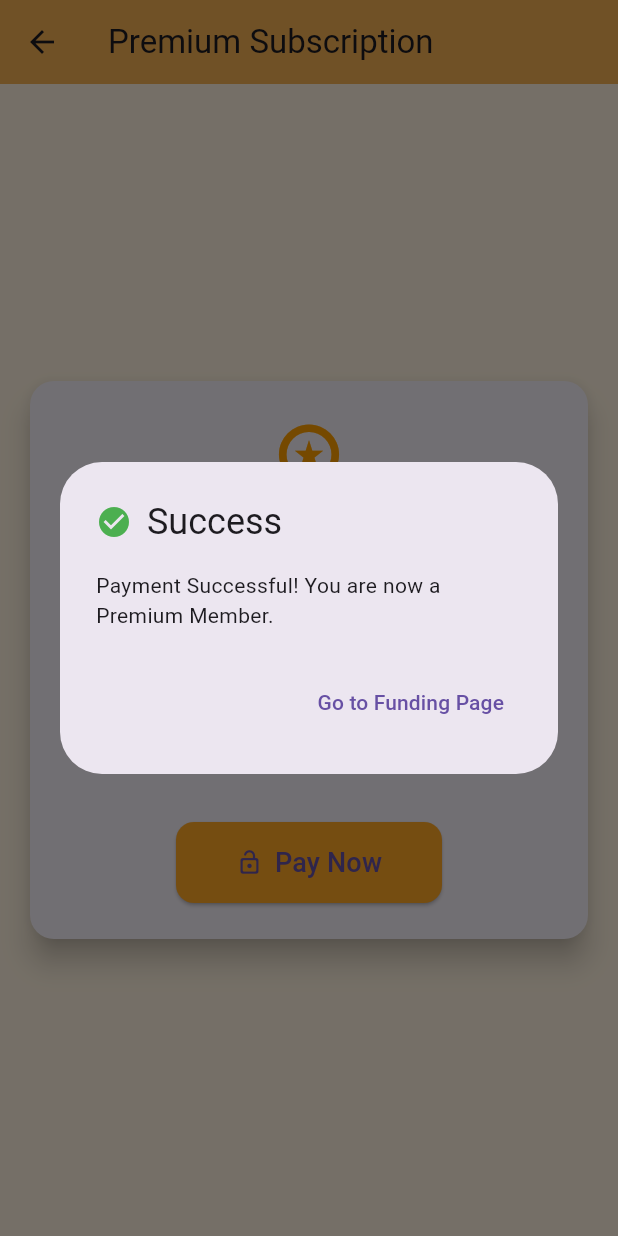
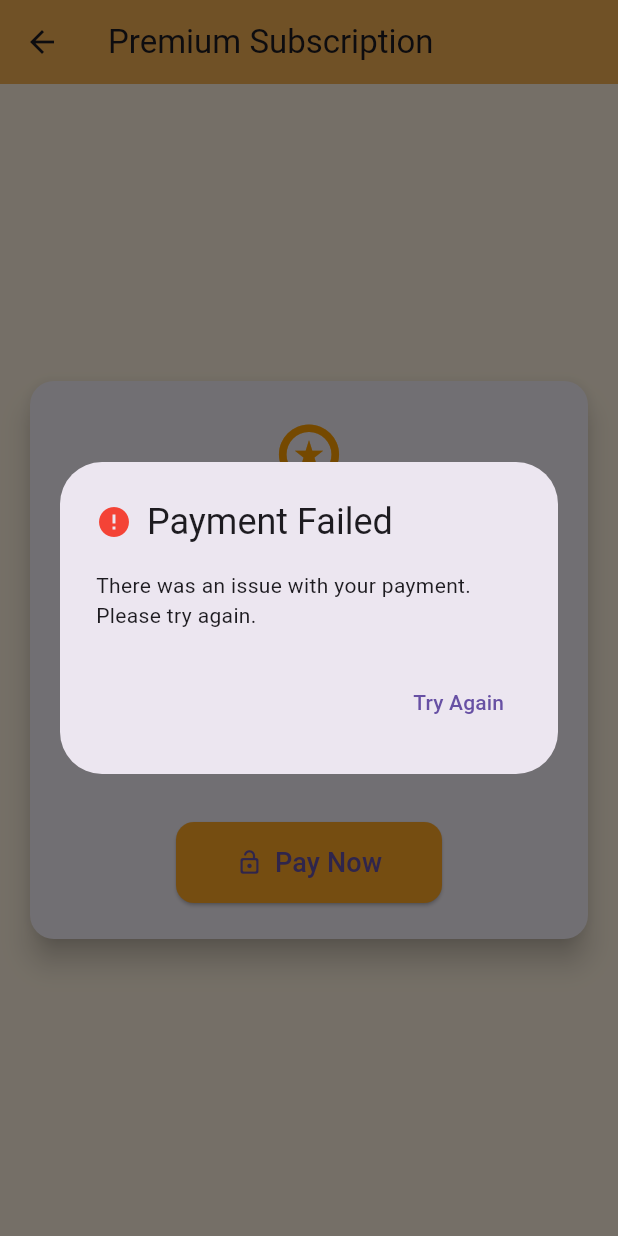
Before and after one commit to Kabir4874/Edulink_Hub_Flutter_App, a Flutter app: the SubscriptionPaymentPage screen opened by its route, after a tap on "Pay Now", on a phone screen of 412 x 824 dp. Run offline on Flutter 3.47's test engine with Material 3 defaults, Android fonts, the phone set to English and light mode, and no system bars; our stand-ins replace image_picker, intl_phone_field, shared_preferences; missing offline and left inert: flutter_sslcommerz, jwt_decode; accounts and stored records are empty.

Commit message:
payment Getway by sajjad

```diff
--- /dev/null
+++ b/lib/helpers/payment_helper.dart
@@ -0,0 +1,52 @@
+/*
+import 'package:flutter_sslcommerz/flutter_sslcommerz.dart';
+import 'package:flutter_sslcommerz/model/SSLCommerzInitialization.dart';
+import 'package:flutter_sslcommerz/model/SSLCurrencyType.dart';
+import 'package:flutter_sslcommerz/model/SSLCSdkType.dart';
+import 'package:flutter_sslcommerz/sslcommerz.dart';
+
+double totalPrice = 19.99; // Set the price for the subscription
+
+Future<void> sslcommerzPayment() async {
+  try {
+    // Initialize SSLCommerz with your store credentials and payment details
+    Sslcommerz sslcommerz = Sslcommerz(
+      initializer: SSLCommerzInitialization(
+        store_id: "eduli67f15a9f3f853", // Use the demo store ID for testing
+        store_passwd: "eduli67f15a9f3f853@ssl", // Use the demo store password for testing
+        total_amount: totalPrice, // Payment amount
+        currency: SSLCurrencyType.BDT, // Currency type (BDT for Bangladesh Taka)
+        tran_id: "TestTRX001", // Unique transaction ID (generate dynamically in production)
+        product_category: "Digital Product", // Product category
+        sdkType: SSLCSdkType.TESTBOX, // TESTBOX for sandbox environment, LIVE for production
+        multi_card_name: "visa,master,bkash", // Supported cards for payment
+
+      ),
+    );
+
+    // Start the payment process
+    final response = await sslcommerz.payNow();
+
+    // Handle different payment responses
+    if (response.status == 'VALID') {
+      // Payment successful
+      print('Payment successful');
+      print('Transaction ID: ${response.tranId}');
+      print('Transaction Date: ${response.tranDate}');
+      // Add any additional logic for successful payment (e.g., navigate to success page)
+    } else if (response.status == 'CLOSED') {
+      // Payment closed
+      print('Payment was closed by the user or system');
+    } else if (response.status == 'FAILED') {
+      // Payment failed
+      print('Payment failed');
+    } else {
+      // Unexpected status
+      print('Unexpected response status: ${response.status}');
+    }
+  } catch (e) {
+    // Handle any errors that occur during payment
+    print('Error during payment: $e');
+  }
+}
+*/
--- a/lib/screens/subscription_payment_page.dart
+++ b/lib/screens/subscription_payment_page.dart
@@ -1,6 +1,125 @@
 import 'package:flutter/material.dart';
+import 'package:flutter_sslcommerz/flutter_sslcommerz.dart'; // Import SSLCommerz package
+import 'package:flutter_sslcommerz/model/SSLCommerzInitialization.dart';
+import 'package:flutter_sslcommerz/model/SSLCurrencyType.dart';
+import 'package:flutter_sslcommerz/model/SSLCSdkType.dart';
+import 'package:flutter_sslcommerz/sslcommerz.dart';
 
 class SubscriptionPaymentPage extends StatelessWidget {
+  // Define the price for the subscription
+  double totalPrice = 19.99;
+
+  // Handle the SSLCommerz payment process
+  Future<void> _handleSslPayment(BuildContext context) async {
+    try {
+      // Initialize SSLCommerz with your store credentials and payment details
+      Sslcommerz sslcommerz = Sslcommerz(
+        initializer: SSLCommerzInitialization(
+          store_id: "eduli67f15a9f3f853", // Store ID from SSLCommerz
+          store_passwd: "eduli67f15a9f3f853@ssl", // Store password from SSLCommerz
+          total_amount: totalPrice, // Payment amount
+          currency: SSLCurrencyType.BDT, // Currency type (BDT for Bangladesh Taka)
+          tran_id: DateTime.now().millisecondsSinceEpoch.toString(), // Unique transaction ID
+          product_category: "Digital Product", // Product category
+          sdkType: SSLCSdkType.TESTBOX, // TESTBOX for sandbox environment
+          multi_card_name: "visa,master,bkash", // Supported payment methods
+
+        ),
+      );
+
+      // Start the payment process and open the WebView for SSLCommerz payment
+      final response = await sslcommerz.payNow();
+
+      // Listen to the result and handle different responses
+      if (response != null && response.status == 'VALID') {
+        _showSuccessDialog(context);
+      } else {
+        // If payment status is not VALID, show failure dialog
+        _showFailureDialog(context);
+      }
+    } catch (e) {
+      // Handle any errors during the payment process
+      print('Error during payment: $e');
+      _showErrorDialog(context);
+    }
+  }
+
+  // Show success dialog
+  void _showSuccessDialog(BuildContext context) {
+    showDialog(
+      context: context,
+      builder: (_) => AlertDialog(
+        title: Row(
+          children: [
+            Icon(Icons.check_circle, color: Colors.green),
+            SizedBox(width: 10),
+            Text("Payment Successful"),
+          ],
+        ),
+        content: Text("You are now a Premium Member. Enjoy the benefits!"),
+        actions: [
+          TextButton(
+            onPressed: () {
+              Navigator.pop(context); // Close dialog
+              Navigator.pushReplacementNamed(context, '/funding'); // Navigate to funding page
+            },
+            child: Text("Go to Funding Page"),
+          ),
+        ],
+      ),
+    );
+  }
+
+  // Show failure dialog
+  void _showFailureDialog(BuildContext context) {
+    showDialog(
+      context: context,
+      builder: (_) => AlertDialog(
+        title: Row(
+          children: [
+            Icon(Icons.error, color: Colors.red),
+            SizedBox(width: 10),
+            Text("Payment Failed"),
+          ],
+        ),
+        content: Text("There was an issue with your payment. Please try again."),
+        actions: [
+          TextButton(
+            onPressed: () {
+              Navigator.pop(context); // Close dialog
+            },
+            child: Text("Try Again"),
+          ),
+        ],
+      ),
+    );
+  }
+
+  // Show error dialog
+  void _showErrorDialog(BuildContext context) {
+    showDialog(
+      context: context,
+      builder: (_) => AlertDialog(
+        title: Row(
+          children: [
+            Icon(Icons.error_outline, color: Colors.orange),
+            SizedBox(width: 10),
+            Text("Error"),
+          ],
+        ),
+        content: Text("An unexpected error occurred. Please try again later."),
+        actions: [
+          TextButton(
+            onPressed: () {
+              Navigator.pop(context); // Close dialog
+            },
+            child: Text("OK"),
+          ),
+        ],
+      ),
+    );
+  }
+
   @override
   Widget build(BuildContext context) {
     return Scaffold(
@@ -49,30 +168,7 @@ class SubscriptionPaymentPage extends StatelessWidget {
                 ),
                 SizedBox(height: 30),
                 ElevatedButton.icon(
-                  onPressed: () {
-                    showDialog(
-                      context: context,
-                      builder: (_) => AlertDialog(
-                        title: Row(
-                          children: [
-                            Icon(Icons.check_circle, color: Colors.green),
-                            SizedBox(width: 10),
-                            Text("Success"),
-                          ],
-                        ),
-                        content: Text("Payment Successful! You are now a Premium Member."),
-                        actions: [
-                          TextButton(
-                            onPressed: () {
-                              Navigator.pop(context); // close dialog
-                              Navigator.pushReplacementNamed(context, '/funding');
-                            },
-                            child: Text("Go to Funding Page"),
-                          ),
-                        ],
-                      ),
-                    );
-                  },
+                  onPressed: () => _handleSslPayment(context),
                   icon: Icon(Icons.lock_open_rounded),
                   label: Text("Pay Now", style: TextStyle(fontSize: 18)),
                   style: ElevatedButton.styleFrom(
@@ -82,7 +178,7 @@ class SubscriptionPaymentPage extends StatelessWidget {
                       borderRadius: BorderRadius.circular(12),
                     ),
                   ),
-                )
+                ),
               ],
             ),
           ),
```
